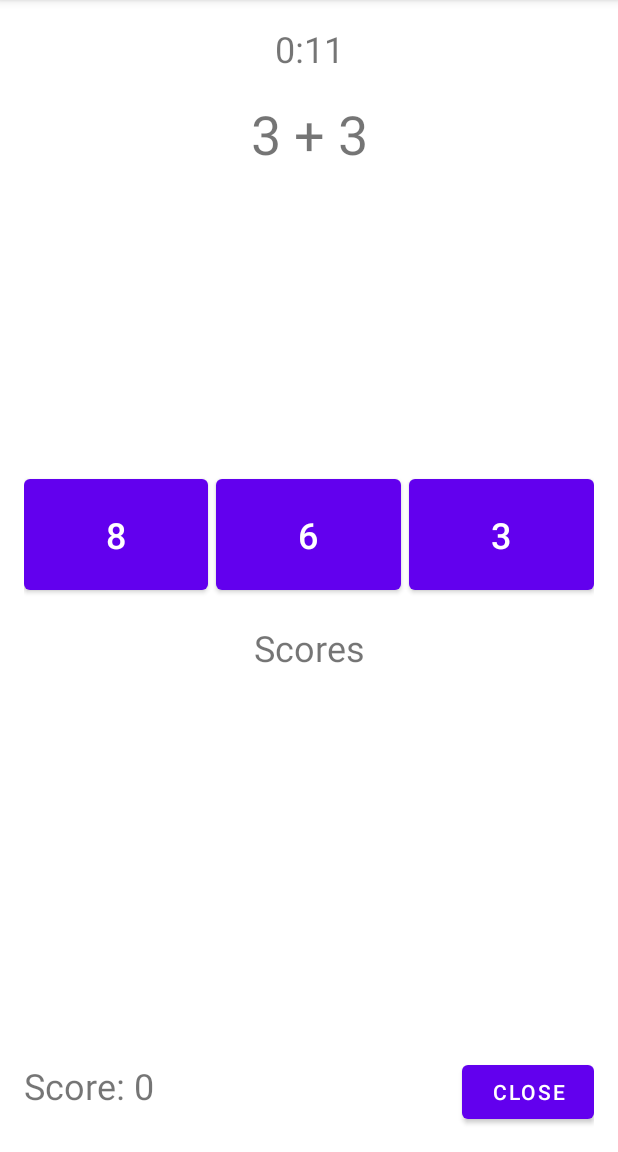
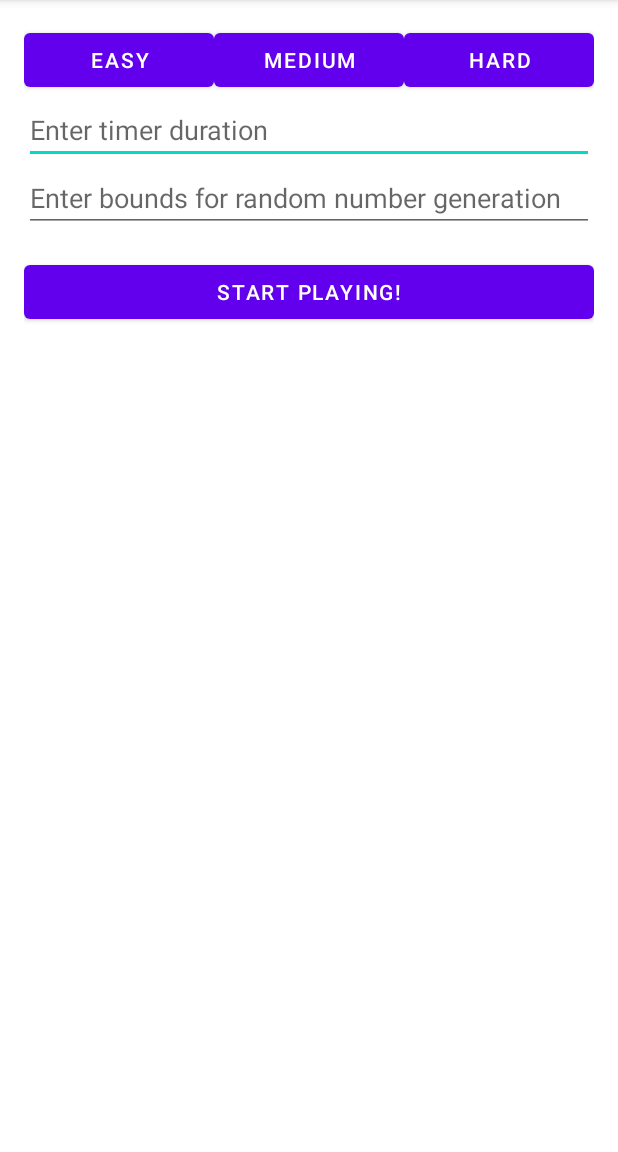
Before and after one commit to jfletcher5/FletcherGames, an Android app: the screen it shows after launch (GameMathGame before the commit, GameSettingsActivity after it), after a tap on "Math Game", on a phone screen of 412 x 824 dp, the part 84-1236 px from its top. Run offline under Robolectric (Android 15) with nearby library versions, the phone set to English and light mode, and no system bars.

Commit message:
updated timer

```diff
--- a/app/src/main/AndroidManifest.xml
+++ b/app/src/main/AndroidManifest.xml
@@ -23,6 +23,7 @@
         </activity>
         <activity android:name=".GameMathGame" />
         <activity android:name=".GameMatchGame" />
+        <activity android:name=".GameSettingsActivity" />
 
 
     </application>
--- /dev/null
+++ b/app/src/main/java/com/example/mathgame/GameSettingsActivity.java
@@ -0,0 +1,80 @@
+package com.example.mathgame;
+
+import androidx.appcompat.app.AppCompatActivity;
+
+import android.content.Intent;
+import android.graphics.Color;
+import android.os.Bundle;
+import android.view.View;
+import android.widget.Button;
+import android.widget.EditText;
+
+public class GameSettingsActivity extends AppCompatActivity {
+
+    private EditText timerInput;
+    private int timerValue;
+    private EditText boundsInput;
+    private int boundsValue;
+    Button timerInput1;
+    Button timerInput2;
+    Button timerInput3;
+
+
+    @Override
+    protected void onCreate(Bundle savedInstanceState) {
+        super.onCreate(savedInstanceState);
+        setContentView(R.layout.activity_game_settings);
+
+        timerInput = findViewById(R.id.timerInput);
+        boundsInput = findViewById(R.id.boundsInput);
+        Button submitButton = findViewById(R.id.submitButton);
+        timerInput1 = findViewById(R.id.timerInput1);
+        timerInput2 = findViewById(R.id.timerInput2);
+        timerInput3 = findViewById(R.id.timerInput3);
+
+        submitButton.setOnClickListener(v -> {
+            Intent resultIntent = new Intent();
+            resultIntent.putExtra("timer", timerValue);
+            resultIntent.putExtra("bounds", Integer.parseInt(boundsInput.getText().toString()));
+            setResult(RESULT_OK, resultIntent);
+            finish();
+        });
+
+        timerInput1.setOnClickListener(v -> {
+            resetButtons();
+            timerValue = 30;
+            timerInput.setText("30");
+            timerInput1.setEnabled(false);
+            timerInput1.setBackgroundColor(Color.GRAY);
+        });
+
+        timerInput2.setOnClickListener(v -> {
+            resetButtons();
+            timerValue = 15;
+            timerInput.setText("15");
+            timerInput2.setEnabled(false);
+            timerInput2.setBackgroundColor(Color.GRAY);
+        });
+
+        timerInput3.setOnClickListener(v -> {
+            resetButtons();
+            timerValue = 5;
+            timerInput.setText("5");
+            timerInput3.setEnabled(false);
+            timerInput3.setBackgroundColor(Color.GRAY);
+        });
+    }
+
+    private void resetButtons() {
+        //set buttons back to primary button style
+        timerInput1.setEnabled(true);
+        timerInput1.setBackgroundColor(Color.parseColor("#6200EE"));
+        timerInput2.setEnabled(true);
+        timerInput2.setBackgroundColor(Color.parseColor("#6200EE"));
+        timerInput3.setEnabled(true);
+        timerInput3.setBackgroundColor(Color.parseColor("#6200EE"));
+    }
+
+
+
+}
--- /dev/null
+++ b/app/src/main/res/layout/activity_game_settings.xml
@@ -0,0 +1,57 @@
+<?xml version="1.0" encoding="utf-8"?>
+<LinearLayout xmlns:android="http://schemas.android.com/apk/res/android"
+    android:layout_width="match_parent"
+    android:layout_height="match_parent"
+    android:orientation="vertical"
+    android:padding="16dp">
+
+    <LinearLayout
+        android:layout_width="match_parent"
+        android:layout_height="wrap_content"
+        android:orientation="horizontal">
+
+        <!-- add three buttons of equal weight-->
+        <Button
+            android:id="@+id/timerInput1"
+            android:layout_width="match_parent"
+            android:layout_height="wrap_content"
+            android:layout_weight="1"
+            android:text="@string/easy" />
+
+        <Button
+            android:id="@+id/timerInput2"
+            android:layout_width="match_parent"
+            android:layout_height="wrap_content"
+            android:layout_weight="1"
+            android:text="@string/medium" />
+
+        <Button
+            android:id="@+id/timerInput3"
+            android:layout_width="match_parent"
+            android:layout_height="wrap_content"
+            android:layout_weight="1"
+            android:text="@string/hard" />
+    </LinearLayout>
+
+    <EditText
+        android:id="@+id/timerInput"
+        android:layout_width="match_parent"
+        android:layout_height="wrap_content"
+        android:hint="@string/enter_timer_duration"
+        android:inputType="number" />
+
+    <EditText
+        android:id="@+id/boundsInput"
+        android:layout_width="match_parent"
+        android:layout_height="wrap_content"
+        android:hint="@string/enter_bounds_for_random_number_generation"
+        android:inputType="number" />
+
+    <Button
+        android:id="@+id/submitButton"
+        android:layout_width="match_parent"
+        android:layout_height="wrap_content"
+        android:text="@string/start_playing"
+        android:layout_marginTop="16dp" />
+
+</LinearLayout>
--- a/app/src/main/res/values/strings.xml
+++ b/app/src/main/res/values/strings.xml
@@ -14,4 +14,10 @@
     <string name="score_0">Score: 0</string>
     <string name="start">Start</string>
     <string name="close">Close</string>
+    <string name="enter_timer_duration">Enter timer duration</string>
+    <string name="enter_bounds_for_random_number_generation">Enter bounds for random number generation</string>
+    <string name="start_playing">Start Playing!</string>
+    <string name="hard">Hard</string>
+    <string name="medium">Medium</string>
+    <string name="easy">Easy</string>
 </resources>
--- a/app/src/main/res/values/themes.xml
+++ b/app/src/main/res/values/themes.xml
@@ -15,8 +15,12 @@
 
     </style>
     <style name="SecondaryButton" parent="Widget.AppCompat.Button">
-        <item name="android:textColor">@color/teal_200</item>
+        <item name="android:textColorSecondary">@color/teal_200</item>
         <item name="backgroundTint">@color/white</item>
+    </style>
+    <style name="PrimaryButton" parent="Widget.AppCompat.Button">
+        <item name="android:textColorPrimary">@color/white</item>
+        <item name="backgroundTint">@color/purple_500</item>
     </style>
 
 </resources>
```
Also changed, not shown: app/src/main/java/com/example/mathgame/GameMathGame.java (+47 -77 lines).
